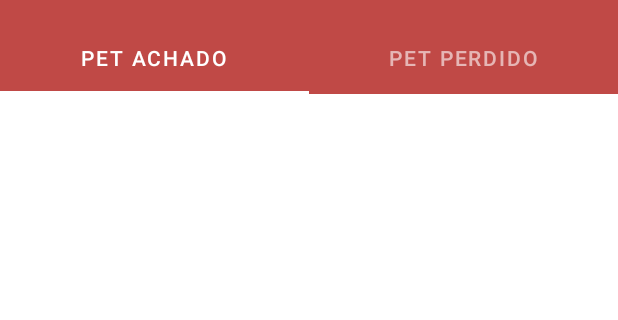
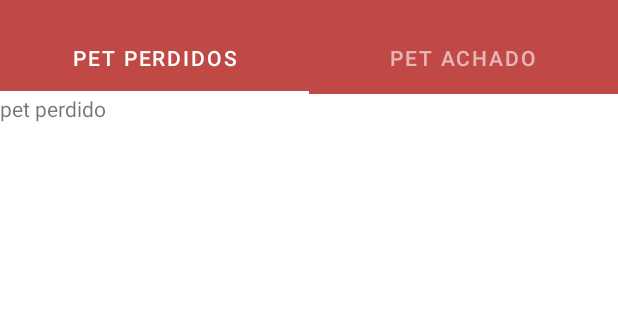
Before and after one commit to EduAkira/AchaPet, an Android app: the ListaPetActivity screen opened directly, with no data from a screen before it, on a phone screen of 412 x 824 dp, the part 62-382 px from its top. Run offline under Robolectric (Android 15) with nearby library versions, the phone set to English and light mode, and no system bars.

Commit message:
foi colocado o tableyout esta funcionando

```diff
--- /dev/null
+++ b/AchaPet_app/app/src/main/java/br/com/achapet/Activity/Pet/AchadoPetFragment.java
@@ -0,0 +1,19 @@
+package br.com.achapet.Activity.Pet;
+
+import android.os.Bundle;
+import android.view.LayoutInflater;
+import android.view.View;
+import android.view.ViewGroup;
+import android.widget.TextView;
+
+import androidx.fragment.app.Fragment;
+
+import br.com.achapet.R;
+
+public class AchadoPetFragment extends Fragment {
+    @Override
+    public View onCreateView(LayoutInflater inflater, ViewGroup container, Bundle savedInstanceState) {
+        View view = inflater.inflate(R.layout.fragment_pet_achado, container, false);
+        return view;
+    }
+}
--- a/AchaPet_app/app/src/main/java/br/com/achapet/Activity/Pet/ListaPetActivity.java
+++ b/AchaPet_app/app/src/main/java/br/com/achapet/Activity/Pet/ListaPetActivity.java
@@ -17,5 +17,14 @@ public class ListaPetActivity extends AppCompatActivity {
         super.onCreate(savedInstanceState);
         setContentView(R.layout.activity_pet_lista);
 
+        ListaPetAdapter adapter = new ListaPetAdapter( getSupportFragmentManager() );
+        adapter.adicionar( new PerdidoPetFragment() , "Pet Perdidos");
+        adapter.adicionar( new AchadoPetFragment(), "Pet Achado");
+
+        ViewPager viewPager = (ViewPager) findViewById(R.id.lista_view);
+        viewPager.setAdapter(adapter);
+
+        TabLayout tabLayout = (TabLayout) findViewById(R.id.tabs);
+        tabLayout.setupWithViewPager(viewPager);
     }
 }
--- /dev/null
+++ b/AchaPet_app/app/src/main/java/br/com/achapet/Activity/Pet/ListaPetAdapter.java
@@ -0,0 +1,38 @@
+package br.com.achapet.Activity.Pet;
+
+import androidx.fragment.app.Fragment;
+import androidx.fragment.app.FragmentManager;
+import androidx.fragment.app.FragmentPagerAdapter;
+
+import java.util.ArrayList;
+import java.util.List;
+
+public class ListaPetAdapter extends FragmentPagerAdapter {
+
+    private List<Fragment> fragments = new ArrayList<>();
+    private List<String> titulos = new ArrayList<>();
+
+    public ListaPetAdapter(FragmentManager fm) {
+        super(fm);
+    }
+
+    public void adicionar(Fragment fragment, String tituloAba){
+        this.fragments.add(fragment);
+        this.titulos.add(tituloAba);
+    }
+
+    @Override
+    public Fragment getItem(int position) {
+        return this.fragments.get(position);
+    }
+
+    @Override
+    public int getCount() {
+        return this.fragments.size();
+    }
+
+    @Override
+    public CharSequence getPageTitle(int position){
+        return this.titulos.get(position);
+    }
+}
--- /dev/null
+++ b/AchaPet_app/app/src/main/java/br/com/achapet/Activity/Pet/PerdidoPetFragment.java
@@ -0,0 +1,19 @@
+package br.com.achapet.Activity.Pet;
+
+import android.os.Bundle;
+import android.view.LayoutInflater;
+import android.view.View;
+import android.view.ViewGroup;
+
+import androidx.fragment.app.Fragment;
+
+import br.com.achapet.R;
+
+public class PerdidoPetFragment extends Fragment {
+    @Override
+    public View onCreateView(LayoutInflater inflater, ViewGroup container, Bundle savedInstanceState) {
+        View view = inflater.inflate(R.layout.fragment_pet_perdido, container, false);
+        return view;
+    }
+
+}
--- a/AchaPet_app/app/src/main/res/layout/activity_pet_lista.xml
+++ b/AchaPet_app/app/src/main/res/layout/activity_pet_lista.xml
@@ -1,10 +1,11 @@
 <?xml version="1.0" encoding="utf-8"?>
-<androidx.coordinatorlayout.widget.CoordinatorLayout
+<LinearLayout
     xmlns:android="http://schemas.android.com/apk/res/android"
     xmlns:app="http://schemas.android.com/apk/res-auto"
     xmlns:tools="http://schemas.android.com/tools"
     android:layout_width="match_parent"
     android:layout_height="match_parent"
+    android:orientation="vertical"
     tools:context=".Activity.Pet.ListaPetActivity">
 
     <include layout="@layout/toolbar"/>
@@ -12,17 +13,8 @@
     <com.google.android.material.tabs.TabLayout
         android:id="@+id/tabs"
         style="@style/Widget.MaterialComponents.TabLayout.Colored"
-        android:layout_marginTop="?attr/actionBarSize"
         android:layout_width="match_parent"
         android:layout_height="wrap_content">
-        <com.google.android.material.tabs.TabItem
-            android:text="Pet Achado"
-            android:layout_height="match_parent"
-            android:layout_width="match_parent" />
-        <com.google.android.material.tabs.TabItem
-            android:text="Pet Perdido"
-            android:layout_height="match_parent"
-            android:layout_width="match_parent"/>
     </com.google.android.material.tabs.TabLayout>
 
     <androidx.viewpager.widget.ViewPager
@@ -31,4 +23,4 @@
         android:id="@+id/lista_view">
     </androidx.viewpager.widget.ViewPager>
 
-</androidx.coordinatorlayout.widget.CoordinatorLayout>
+</LinearLayout>
--- /dev/null
+++ b/AchaPet_app/app/src/main/res/layout/fragment_pet_achado.xml
@@ -0,0 +1,9 @@
+<?xml version="1.0" encoding="utf-8"?>
+<LinearLayout xmlns:android="http://schemas.android.com/apk/res/android"
+    android:orientation="vertical" android:layout_width="match_parent"
+    android:layout_height="match_parent">
+    <TextView
+        android:layout_width="wrap_content"
+        android:layout_height="wrap_content"
+        android:text="pet achado"/>
+</LinearLayout>
--- /dev/null
+++ b/AchaPet_app/app/src/main/res/layout/fragment_pet_perdido.xml
@@ -0,0 +1,11 @@
+<?xml version="1.0" encoding="utf-8"?>
+<LinearLayout xmlns:android="http://schemas.android.com/apk/res/android"
+    android:orientation="vertical"
+    android:layout_width="match_parent"
+    android:layout_height="match_parent">
+
+    <TextView
+        android:layout_width="wrap_content"
+        android:layout_height="wrap_content"
+        android:text="pet perdido"/>
+</LinearLayout>
```
